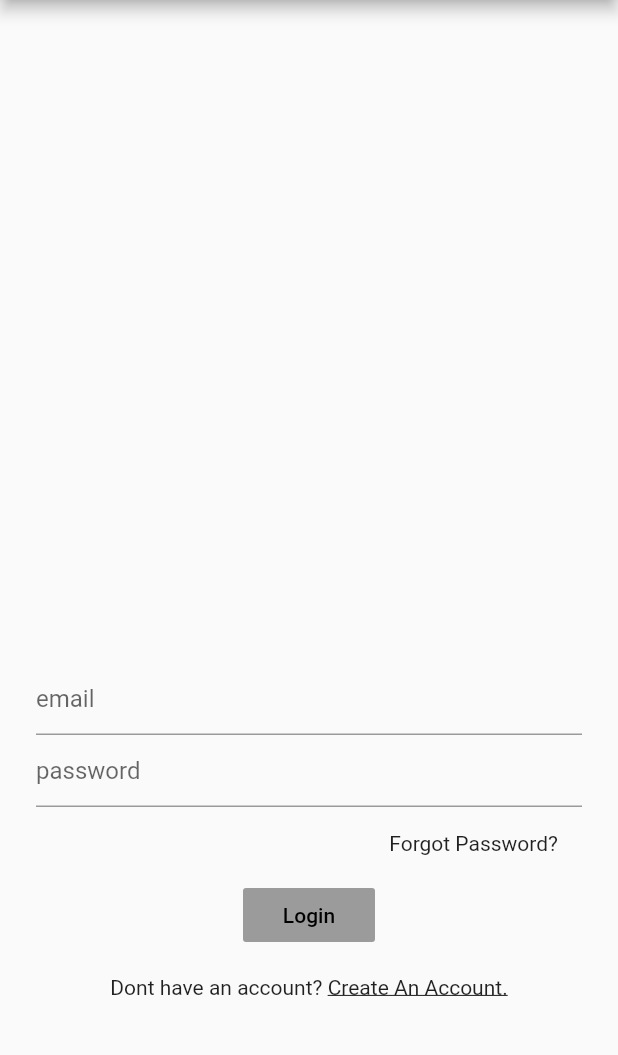
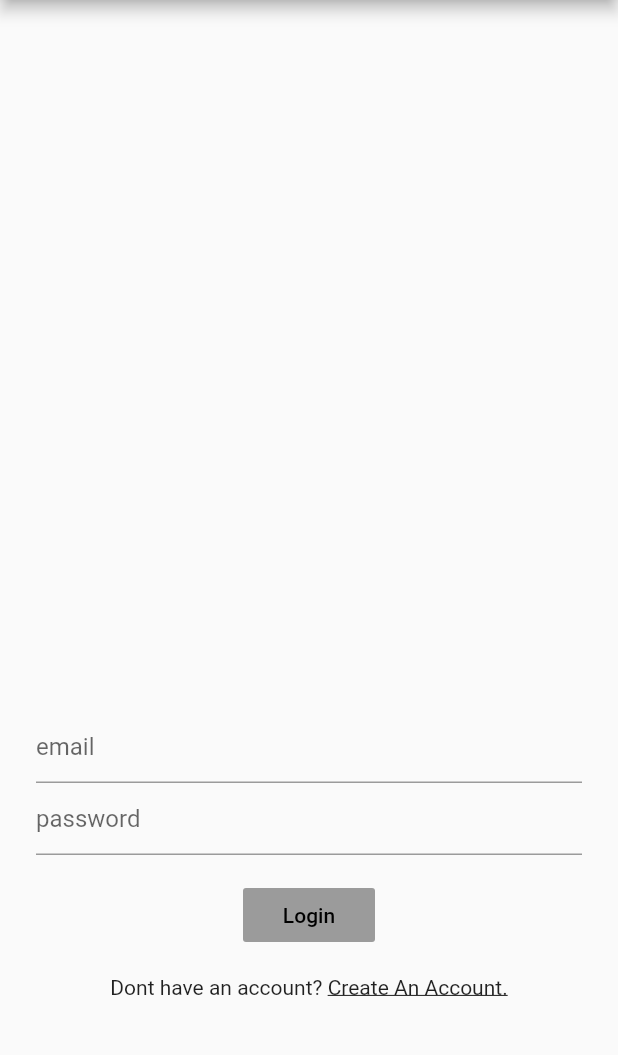
Before and after one commit to bhatnitish1998/precruitment, a Flutter app: the screen it shows after launch, on a phone screen of 412 x 824 dp, the part 84-1139 px from its top. Run offline on Flutter 3.47's test engine with Material 2 defaults, Android fonts, the phone set to English and light mode, and no system bars; our stand-ins replace cloud_firestore, file_picker, firebase_auth, firebase_core, firebase_storage, permission_handler and 1 more; missing offline and left inert: downloads_path_provider, flutter_downloader, syncfusion_flutter_xlsio; accounts and stored records are empty.

Commit message:
disabled fp

```diff
--- a/lib/views/signin.dart
+++ b/lib/views/signin.dart
@@ -184,14 +184,14 @@ class _SignInState extends State<SignIn> {
                       SizedBox(
                         height: 8,
                       ),
-                      Container(
-                        alignment: Alignment.centerRight,
-                        child: Container(
-                          padding:
-                              EdgeInsets.symmetric(horizontal: 16, vertical: 8),
-                          child: Text("Forgot Password?"),
-                        ),
-                      ),
+                      // Container(
+                      //   alignment: Alignment.centerRight,
+                      //   child: Container(
+                      //     padding:
+                      //         EdgeInsets.symmetric(horizontal: 16, vertical: 8),
+                      //     child: Text("Forgot Password?"),
+                      //   ),
+                      // ),
                       SizedBox(height: 8),
                       GestureDetector(
                         onTap: () {
```
